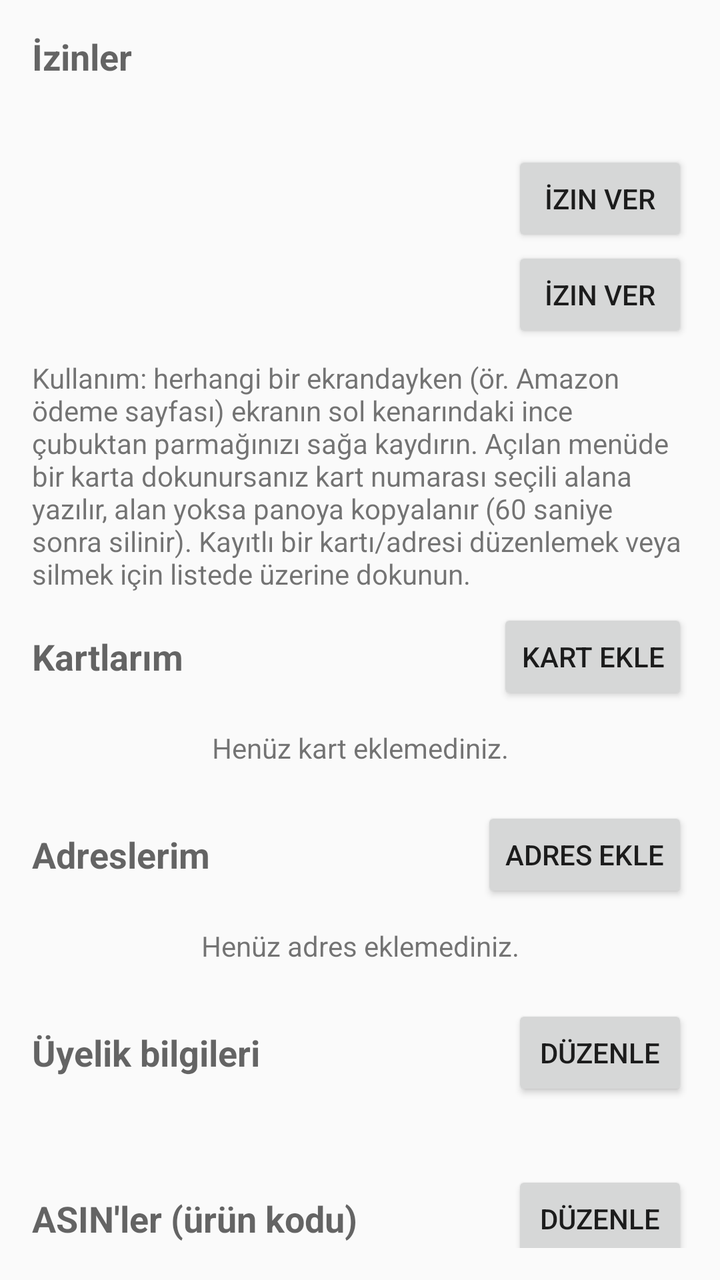
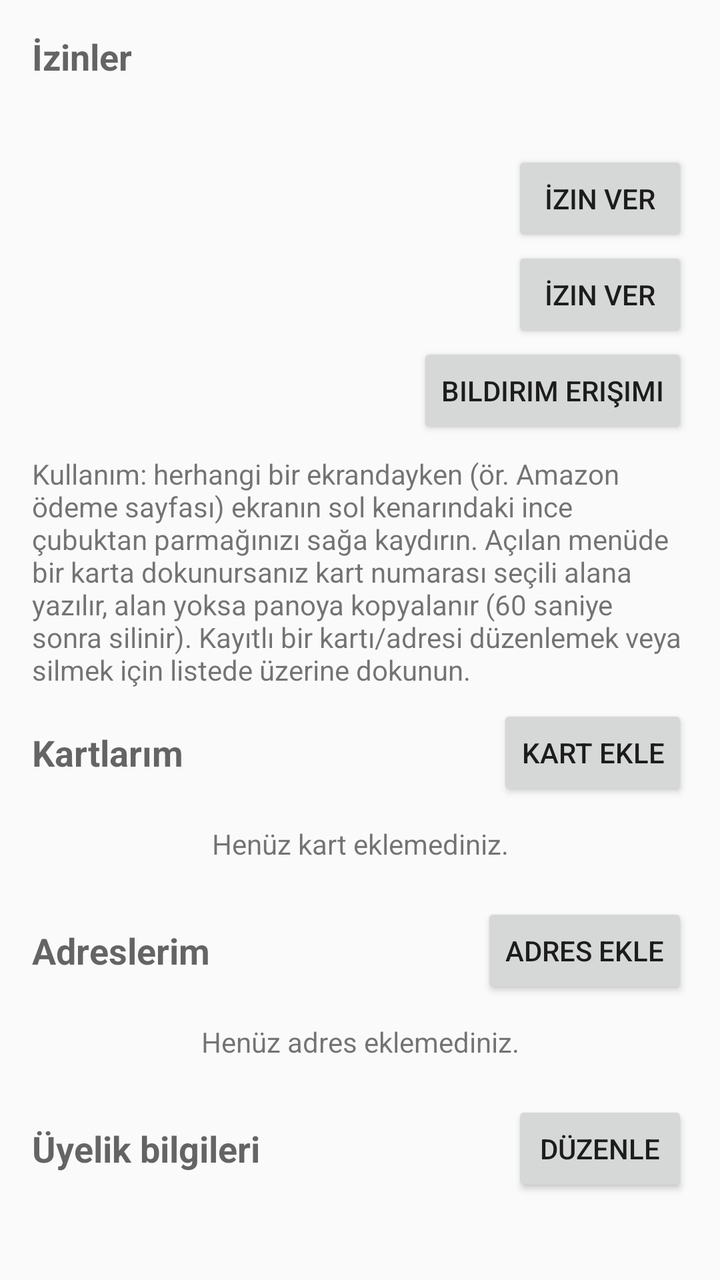

Compare the two renders of this Android layout. The source of the first and the diff that turns it into the second are given below.
<!-- AndroidManifest.xml: application theme AppTheme -->
<!-- res/layout/activity_main.xml -->
<?xml version="1.0" encoding="utf-8"?>
<LinearLayout xmlns:android="http://schemas.android.com/apk/res/android"
    android:layout_width="match_parent"
    android:layout_height="match_parent"
    android:orientation="vertical"
    android:padding="16dp">

    <TextView
        android:layout_width="wrap_content"
        android:layout_height="wrap_content"
        android:text="@string/permissions_title"
        android:textAppearance="?android:attr/textAppearanceMedium"
        android:textStyle="bold" />

    <TextView
        android:id="@+id/versionLabel"
        android:layout_width="wrap_content"
        android:layout_height="wrap_content"
        android:layout_marginBottom="8dp"
        android:textAppearance="?android:attr/textAppearanceSmall" />

    <LinearLayout
        android:layout_width="match_parent"
        android:layout_height="wrap_content"
        android:gravity="center_vertical"
        android:orientation="horizontal"
        android:paddingTop="8dp">

        <TextView
            android:id="@+id/overlayStatus"
            android:layout_width="0dp"
            android:layout_height="wrap_content"
            android:layout_weight="1" />

        <Button
            android:id="@+id/overlayButton"
            android:layout_width="wrap_content"
            android:layout_height="wrap_content"
            android:text="@string/grant" />
    </LinearLayout>

    <LinearLayout
        android:layout_width="match_parent"
        android:layout_height="wrap_content"
        android:gravity="center_vertical"
        android:orientation="horizontal">

        <TextView
            android:id="@+id/accessibilityStatus"
            android:layout_width="0dp"
            android:layout_height="wrap_content"
            android:layout_weight="1" />

        <Button
            android:id="@+id/accessibilityButton"
            android:layout_width="wrap_content"
            android:layout_height="wrap_content"
            android:text="@string/grant" />
    </LinearLayout>

    <TextView
        android:layout_width="match_parent"
        android:layout_height="wrap_content"
        android:paddingTop="8dp"
        android:paddingBottom="8dp"
        android:text="@string/usage_hint"
        android:textAppearance="?android:attr/textAppearanceSmall" />

    
    <LinearLayout
        android:layout_width="match_parent"
        android:layout_height="wrap_content"
        android:gravity="center_vertical"
        android:orientation="horizontal">

        <TextView
            android:layout_width="0dp"
            android:layout_height="wrap_content"
            android:layout_weight="1"
            android:text="@string/my_cards"
            android:textAppearance="?android:attr/textAppearanceMedium"
            android:textStyle="bold" />

        <Button
            android:id="@+id/addButton"
            android:layout_width="wrap_content"
            android:layout_height="wrap_content"
            android:text="@string/add_card" />
    </LinearLayout>

    <ListView
        android:id="@+id/cardList"
        android:layout_width="match_parent"
        android:layout_height="0dp"
        android:layout_weight="1" />

    <TextView
        android:id="@+id/emptyView"
        android:layout_width="match_parent"
        android:layout_height="wrap_content"
        android:gravity="center"
        android:padding="12dp"
        android:text="@string/no_cards" />

    
    <LinearLayout
        android:layout_width="match_parent"
        android:layout_height="wrap_content"
        android:gravity="center_vertical"
        android:orientation="horizontal"
        android:paddingTop="8dp">

        <TextView
            android:layout_width="0dp"
            android:layout_height="wrap_content"
            android:layout_weight="1"
            android:text="@string/my_addresses"
            android:textAppearance="?android:attr/textAppearanceMedium"
            android:textStyle="bold" />

        <Button
            android:id="@+id/addAddressButton"
            android:layout_width="wrap_content"
            android:layout_height="wrap_content"
            android:text="@string/add_address" />
    </LinearLayout>

    <ListView
        android:id="@+id/addressList"
        android:layout_width="match_parent"
        android:layout_height="0dp"
        android:layout_weight="1" />

    <TextView
        android:id="@+id/emptyAddressView"
        android:layout_width="match_parent"
        android:layout_height="wrap_content"
        android:gravity="center"
        android:padding="12dp"
        android:text="@string/no_addresses" />

    
    <LinearLayout
        android:layout_width="match_parent"
        android:layout_height="wrap_content"
        android:gravity="center_vertical"
        android:orientation="horizontal"
        android:paddingTop="8dp">

        <TextView
            android:layout_width="0dp"
            android:layout_height="wrap_content"
            android:layout_weight="1"
            android:text="@string/signup_title"
            android:textAppearance="?android:attr/textAppearanceMedium"
            android:textStyle="bold" />

        <Button
            android:id="@+id/signupButton"
            android:layout_width="wrap_content"
            android:layout_height="wrap_content"
            android:text="@string/signup_edit" />
    </LinearLayout>

    <TextView
        android:id="@+id/signupStatus"
        android:layout_width="match_parent"
        android:layout_height="wrap_content"
        android:paddingBottom="8dp"
        android:textAppearance="?android:attr/textAppearanceSmall" />

    
    <LinearLayout
        android:layout_width="match_parent"
        android:layout_height="wrap_content"
        android:gravity="center_vertical"
        android:orientation="horizontal"
        android:paddingTop="8dp">

        <TextView
            android:layout_width="0dp"
            android:layout_height="wrap_content"
            android:layout_weight="1"
            android:text="@string/asin_title"
            android:textAppearance="?android:attr/textAppearanceMedium"
            android:textStyle="bold" />

        <Button
            android:id="@+id/asinButton"
            android:layout_width="wrap_content"
            android:layout_height="wrap_content"
            android:text="@string/asin_edit" />
    </LinearLayout>

    <TextView
        android:id="@+id/asinStatus"
        android:layout_width="match_parent"
        android:layout_height="wrap_content"
        android:paddingBottom="8dp"
        android:textAppearance="?android:attr/textAppearanceSmall" />
</LinearLayout>
<!-- resources referenced by this layout -->
<resources>
  <string name="add_address">Adres ekle</string>
  <string name="add_card">Kart ekle</string>
  <string name="asin_edit">Düzenle</string>
  <string name="asin_title">ASIN\'ler (ürün kodu)</string>
  <string name="grant">İzin ver</string>
  <string name="my_addresses">Adreslerim</string>
  <string name="my_cards">Kartlarım</string>
  <string name="no_addresses">Henüz adres eklemediniz.</string>
  <string name="no_cards">Henüz kart eklemediniz.</string>
  <string name="permissions_title">İzinler</string>
  <string name="signup_edit">Düzenle</string>
  <string name="signup_title">Üyelik bilgileri</string>
  <string name="usage_hint">Kullanım: herhangi bir ekrandayken (ör. Amazon ödeme sayfası) ekranın sol kenarındaki ince çubuktan parmağınızı sağa kaydırın. Açılan menüde bir karta dokunursanız kart numarası seçili alana yazılır, alan yoksa panoya kopyalanır (60 saniye sonra silinir). Kayıtlı bir kartı/adresi düzenlemek veya silmek için listede üzerine dokunun.</string>
  <style name="AppTheme" parent="android:Theme.Material.Light.DarkActionBar">
          <item name="android:colorPrimary">@color/brand</item>
          <item name="android:colorPrimaryDark">@color/brand_dark</item>
          <item name="android:colorAccent">@color/brand</item>
      </style>
  <color name="brand">#FF1F6FEB</color>
  <color name="brand_dark">#FF0B4FB8</color>
</resources>

<!-- the commit's change to res/layout/activity_main.xml (unified diff, before → after) -->
@@ -58,6 +58,25 @@
             android:text="@string/grant" />
     </LinearLayout>
 
+    <LinearLayout
+        android:layout_width="match_parent"
+        android:layout_height="wrap_content"
+        android:gravity="center_vertical"
+        android:orientation="horizontal">
+
+        <TextView
+            android:id="@+id/otpNotifStatus"
+            android:layout_width="0dp"
+            android:layout_height="wrap_content"
+            android:layout_weight="1" />
+
+        <Button
+            android:id="@+id/otpNotifButton"
+            android:layout_width="wrap_content"
+            android:layout_height="wrap_content"
+            android:text="@string/otp_notif_grant" />
+    </LinearLayout>
+
     <TextView
         android:layout_width="match_parent"
         android:layout_height="wrap_content"
<!-- resource entries referenced after the edit -->
@@ -9,6 +9,7 @@
   <string name="my_cards">Kartlarım</string>
   <string name="no_addresses">Henüz adres eklemediniz.</string>
   <string name="no_cards">Henüz kart eklemediniz.</string>
+  <string name="otp_notif_grant">Bildirim erişimi</string>
   <string name="permissions_title">İzinler</string>
   <string name="signup_edit">Düzenle</string>
   <string name="signup_title">Üyelik bilgileri</string>
